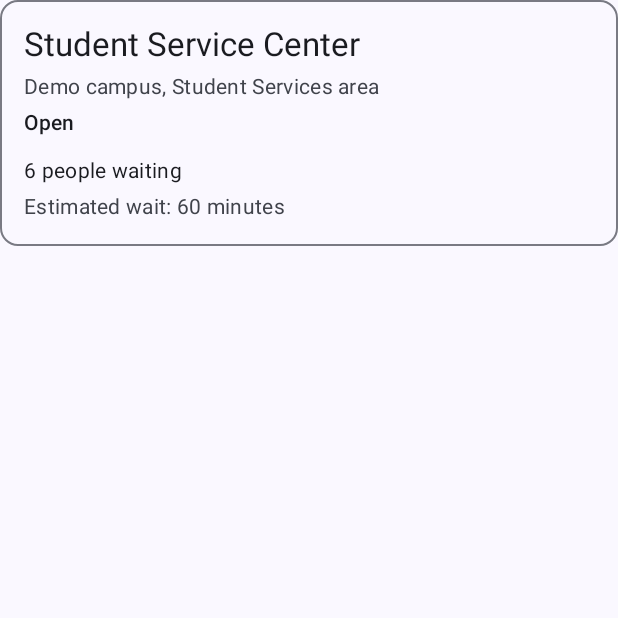
After one commit to Shyngysd/mobileprogramming, an Android app built with Jetpack Compose: the composable ServiceCard called with sample values from the repository, on a phone screen of 412 x 824 dp, the top half of it. The commit adds this screen. Run offline under Robolectric (Android 15) with nearby library versions, the phone set to English and light mode, and no system bars.

Commit message:
Add reusable service card with wait estimate

```diff
--- /dev/null
+++ b/app/src/main/java/com/example/mobileprogramming/data/model/QueueWaitEstimate.kt
@@ -0,0 +1,10 @@
+package com.example.mobileprogramming.data.model
+
+internal fun estimateWaitMinutes(service: QueueService): Int? {
+    if (!service.isOpen || service.peopleInQueue < 0 || service.averageServiceMinutes <= 0) {
+        return null
+    }
+
+    val minutes = service.peopleInQueue.toLong() * service.averageServiceMinutes
+    return if (minutes <= Int.MAX_VALUE) minutes.toInt() else null
+}
--- /dev/null
+++ b/app/src/main/java/com/example/mobileprogramming/ui/components/ServiceCard.kt
@@ -0,0 +1,93 @@
+package com.example.mobileprogramming.ui.components
+
+import androidx.compose.foundation.layout.Arrangement
+import androidx.compose.foundation.layout.Column
+import androidx.compose.foundation.layout.fillMaxWidth
+import androidx.compose.foundation.layout.padding
+import androidx.compose.material3.MaterialTheme
+import androidx.compose.material3.OutlinedCard
+import androidx.compose.material3.Text
+import androidx.compose.runtime.Composable
+import androidx.compose.ui.Modifier
+import androidx.compose.ui.res.pluralStringResource
+import androidx.compose.ui.res.stringResource
+import androidx.compose.ui.tooling.preview.Preview
+import androidx.compose.ui.unit.dp
+import com.example.mobileprogramming.R
+import com.example.mobileprogramming.data.model.QueueService
+import com.example.mobileprogramming.data.model.estimateWaitMinutes
+import com.example.mobileprogramming.data.repository.DemoQueueServices
+import com.example.mobileprogramming.ui.theme.MobileprogrammingTheme
+
+@Composable
+fun ServiceCard(
+    service: QueueService,
+    onClick: () -> Unit,
+    modifier: Modifier = Modifier
+) {
+    val waitMinutes = estimateWaitMinutes(service)
+    val status = if (service.isOpen) R.string.service_open else R.string.service_closed
+
+    OutlinedCard(onClick = onClick, modifier = modifier.fillMaxWidth()) {
+        Column(
+            modifier = Modifier.padding(16.dp),
+            verticalArrangement = Arrangement.spacedBy(12.dp)
+        ) {
+            Column(verticalArrangement = Arrangement.spacedBy(4.dp)) {
+                Text(service.name, style = MaterialTheme.typography.titleLarge)
+                Text(
+                    text = service.location,
+                    style = MaterialTheme.typography.bodyMedium,
+                    color = MaterialTheme.colorScheme.onSurfaceVariant
+                )
+                Text(stringResource(status), style = MaterialTheme.typography.labelLarge)
+            }
+
+            Column(verticalArrangement = Arrangement.spacedBy(4.dp)) {
+                Text(
+                    text = pluralStringResource(
+                        R.plurals.service_people_waiting,
+                        service.peopleInQueue,
+                        service.peopleInQueue
+                    ),
+                    style = MaterialTheme.typography.bodyMedium
+                )
+                if (waitMinutes != null) {
+                    Text(
+                        text = pluralStringResource(
+                            R.plurals.service_estimated_wait,
+                            waitMinutes,
+                            waitMinutes
+                        ),
+                        style = MaterialTheme.typography.bodyMedium,
+                        color = MaterialTheme.colorScheme.onSurfaceVariant
+                    )
+                }
+            }
+        }
+    }
+}
+
+@Preview(name = "Open (large text)", showBackground = true, widthDp = 320, fontScale = 2f)
+@Composable
+private fun OpenServiceCardPreview() {
+    val service = DemoQueueServices.services.first { it.isOpen }.copy(
+        name = "Student Service Center for Academic Records and Enrollment",
+        peopleInQueue = 1,
+        averageServiceMinutes = 1
+    )
+
+    MobileprogrammingTheme {
+        ServiceCard(service = service, onClick = {}, modifier = Modifier.padding(16.dp))
+    }
+}
+
+@Preview(name = "Closed", showBackground = true, widthDp = 320)
+@Composable
+private fun ClosedServiceCardPreview() {
+    val service = DemoQueueServices.services.first { !it.isOpen }
+
+    MobileprogrammingTheme {
+        ServiceCard(service = service, onClick = {}, modifier = Modifier.padding(16.dp))
+    }
+}
--- a/app/src/main/res/values/strings.xml
+++ b/app/src/main/res/values/strings.xml
@@ -1,3 +1,15 @@
 <resources>
     <string name="app_name">SDU Queue</string>
+    <string name="service_open">Open</string>
+    <string name="service_closed">Closed</string>
+
+    <plurals name="service_people_waiting">
+        <item quantity="one">%1$d person waiting</item>
+        <item quantity="other">%1$d people waiting</item>
+    </plurals>
+
+    <plurals name="service_estimated_wait">
+        <item quantity="one">Estimated wait: %1$d minute</item>
+        <item quantity="other">Estimated wait: %1$d minutes</item>
+    </plurals>
 </resources>
```
Also changed, not shown: 1 other file.
